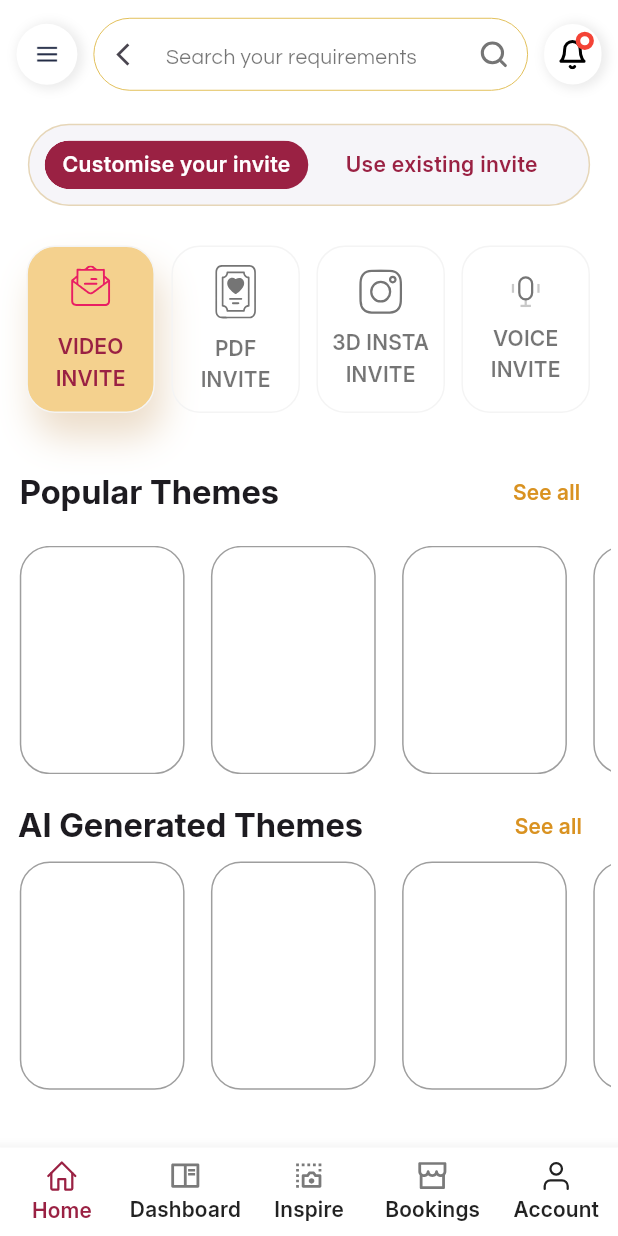
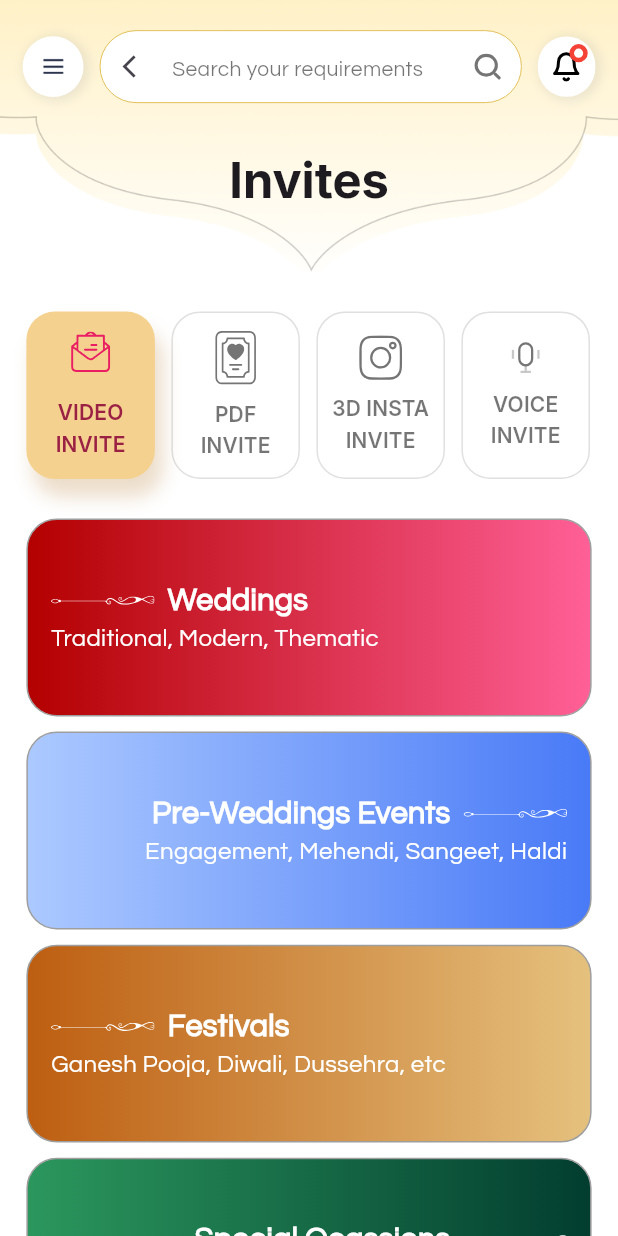
Before and after one commit to adarsht552/wedding_flutter_app, a Flutter app: the InviteScreen screen opened directly, on a phone screen of 412 x 824 dp. Run offline on Flutter 3.47's test engine with Material 3 defaults, Android fonts, the phone set to English and light mode, and no system bars; drawn by our look-alikes of toggle_switch; our stand-ins replace cloud_firestore, firebase_auth, firebase_core, flutter_screenutil, flutter_svg, google_sign_in and 1 more; missing offline and left inert: firebase_app_check; accounts and stored records are empty.

Commit message:
invite_screen

```diff
--- a/lib/main.dart
+++ b/lib/main.dart
@@ -2,8 +2,8 @@ import 'package:firebase_app_check/firebase_app_check.dart';
 import 'package:flutter/material.dart';
 import 'package:firebase_core/firebase_core.dart';
 import 'package:wedding/firebase_options.dart';
+import 'package:wedding/screens/invite_screen.dart';
 import 'package:wedding/screens/mobile_otp_screen.dart';
-import 'package:wedding/screens/nimantrak_screen.dart';
 import 'package:wedding/screens/singUp_screen.dart';
 import 'package:flutter_screenutil/flutter_screenutil.dart';
 import 'package:wedding/utils/theme/text_theme.dart';
@@ -36,7 +36,7 @@ class MyApp extends StatelessWidget {
           debugShowCheckedModeBanner: false,
           title: 'Flutter Demo',
           theme: textTheme,
-          home: NimantrakScreen(),
+          home: InviteScreen(),
           routes: {
             '/SingIn': (context) => const SignUpScreen(),
             '/SingUp': (context) => const SingUp(),
--- a/lib/screens/invite_screen.dart
+++ b/lib/screens/invite_screen.dart
@@ -1,10 +1,10 @@
 import 'package:flutter/material.dart';
 import 'package:flutter_screenutil/flutter_screenutil.dart';
 import 'package:flutter_svg/flutter_svg.dart';
-import 'package:toggle_switch/toggle_switch.dart';
-import 'package:wedding/utils/widgets/bottom_bar.dart';
 import 'package:wedding/utils/widgets/drawer.dart';
-import 'package:wedding/utils/widgets/search_bar.dart';
+import 'package:wedding/utils/widgets/faq_widget.dart';
+import 'package:wedding/utils/widgets/header_widget.dart';
+import 'package:wedding/utils/widgets/horizontal_container.dart';
 
 class InviteScreen extends StatefulWidget {
   const InviteScreen({super.key});
@@ -14,22 +14,8 @@ class InviteScreen extends StatefulWidget {
 }
 
 class _InviteScreenState extends State<InviteScreen> {
-  int _currentIndex = 0;
+  int selectedIndex = 0;
 
-  void _onItemTapped(int index) {
-    setState(() {
-      _currentIndex = index;
-    });
-  }
-
-  int selectedIndex = 0;
-  // int _selectedIndex = 0;
-
-  // @override
-  // void initState() {
-  //   super.initState();
-  //   _selectedIndex = 0;
-  // }
   Widget inviteContainer(
       String svgPath, String title, int index, VoidCallback onTap) {
     return GestureDetector(
@@ -47,16 +33,16 @@ class _InviteScreenState extends State<InviteScreen> {
               ? const Color(0xffF4D18E)
               : Colors.transparent,
           border: Border.all(
-            color: const Color(0xffF4F4F4),
-          ),
+              color:
+                  selectedIndex == index ? Colors.transparent : Colors.black12),
           borderRadius: BorderRadius.circular(19),
           boxShadow: selectedIndex == index
               ? [
                   const BoxShadow(
-                    offset: Offset(5, 16),
+                    offset: Offset(5, 12),
                     color: Color(0xffECDDCA),
                     spreadRadius: 0,
-                    blurRadius: 20,
+                    blurRadius: 10,
                   )
                 ]
               : [],
@@ -86,87 +72,21 @@ class _InviteScreenState extends State<InviteScreen> {
     );
   }
 
-  Widget popularContainer() {
-    return Container(
-      width: 100.w,
-      decoration: BoxDecoration(
-        color: Colors.white,
-        border: Border.all(color: Colors.grey),
-        borderRadius: BorderRadius.circular(20),
-      ),
-    );
-  }
-
   @override
   Widget build(BuildContext context) {
     final TextEditingController controller = TextEditingController();
 
     return Scaffold(
+      drawer: const DrawerWidget(),
       backgroundColor: Colors.white,
       body: SafeArea(
         child: SingleChildScrollView(
           child: Column(
             children: [
-              CustomSearchBar(controller: controller, onBackPressed: () {}),
-              SizedBox(height: 10.h),
-              Container(
-                height: 54.h,
-                decoration: BoxDecoration(
-                  color: const Color(0xffF6F5F9),
-                  border: Border.all(
-                    color: const Color(0xffE6D6B8),
-                  ),
-                  borderRadius: BorderRadius.horizontal(
-                    left: Radius.circular(32.r),
-                    right: Radius.circular(32.r),
-                  ),
-                ),
-                child: Padding(
-                  padding: EdgeInsets.all(10.0.r),
-                  child: ToggleSwitch(
-                    minWidth: 160.0.w,
-                    cornerRadius: 20.0.r,
-                    activeBgColors: const [
-                      [Color(0xff9A2143)],
-                      [Color(0xff9A2143)]
-                    ],
-                    activeFgColor: Colors.white,
-                    inactiveBgColor: const Color(0xffF6F5F9),
-                    inactiveFgColor: const Color(0xff9A2143),
-                    initialLabelIndex: 0,
-                    totalSwitches: 2,
-                    labels: const [
-                      'Customise your invite',
-                      'Use existing invite'
-                    ],
-                    customTextStyles: [
-                      TextStyle(
-                        fontFamily: 'Inter',
-                        fontSize: 14.sp,
-                        fontWeight: FontWeight.w600,
-                      ),
-                      TextStyle(
-                        fontFamily: 'Inter',
-                        fontSize: 14.sp,
-                        fontWeight: FontWeight.w600,
-                      ),
-                    ],
-                    radiusStyle: true,
-                    onToggle: (index) {
-                      //      setState(() {
-                      //   _selectedIndex = index!;
-                      // });
-                      // if(index == 1){
-                      //   Navigator.pushNamed(context, '/existinginvite').then((_) {
-                      //             setState(() {
-                      //       _selectedIndex = 0;
-                      //     });
-                      //   });
-                      // }
-                    },
-                  ),
-                ),
-              ),
+              HeaderWidget(
+                  controller: controller,
+                  onBackPressed: () {},
+                  text: 'Invites'),
               SizedBox(height: 10.h),
               Padding(
                 padding:
@@ -187,91 +107,152 @@ class _InviteScreenState extends State<InviteScreen> {
                   ],
                 ),
               ),
-              Padding(
-                padding:
-                    EdgeInsets.symmetric(horizontal: 12.0.w, vertical: 12.0.h),
-                child: Row(
-                  children: [
-                    Text(
-                      "Popular Themes",
-                      style: Theme.of(context).textTheme.titleLarge,
-                    ),
-                    const Spacer(),
-                    TextButton(
-                      onPressed: () {},
-                      child: Text(
-                        "See all",
-                        style:
-                            Theme.of(context).textTheme.titleMedium!.copyWith(
-                                  color: const Color(0xffD99221),
-                                ),
-                      ),
-                    ),
-                  ],
+              SizedBox(height: 10.h),
+              const HorizontalContainer(
+                title: "Weddings",
+                subTitle: "Traditional, Modern, Thematic",
+                svgPath: "assets/svg/design1.svg",
+                alignment: MainAxisAlignment.start,
+                colors: [
+                  Color(0xffB30000),
+                  Color(0xffFF6097),
+                ],
+                isSvgFirst: true,
+              ),
+              SizedBox(height: 10.h),
+              const HorizontalContainer(
+                title: "Pre-Weddings Events",
+                subTitle: "Engagement, Mehendi, Sangeet, Haldi",
+                svgPath: "assets/svg/design1.svg",
+                alignment: MainAxisAlignment.end,
+                colors: [
+                  Color(0xffACC9FF),
+                  Color(0xff497AF7),
+                ],
+                isSvgFirst: false,
+              ),
+              SizedBox(height: 10.h),
+              const HorizontalContainer(
+                title: "Festivals",
+                subTitle: "Ganesh Pooja, Diwali, Dussehra, etc",
+                svgPath: "assets/svg/design1.svg",
+                alignment: MainAxisAlignment.start,
+                colors: [
+                  Color(0xffBD5E11),
+                  Color(0xffE5C17E),
+                ],
+                isSvgFirst: true,
+              ),
+              SizedBox(height: 10.h),
+              const HorizontalContainer(
+                title: "Special Ocassions",
+                subTitle: "Anniversaries, Milestones, Birthdays",
+                svgPath: "assets/svg/design1.svg",
+                alignment: MainAxisAlignment.end,
+                colors: [
+                  Color(0xff2B975D),
+                  Color(0xff023D2F),
+                ],
+                isSvgFirst: false,
+              ),
+              SizedBox(height: 20.h),
+              Align(
+                alignment: Alignment.topLeft,
+                child: Padding(
+                  padding: EdgeInsets.symmetric(horizontal: 16.0.w),
+                  child: Text(
+                    "Exclusive Deals",
+                    style: Theme.of(context).textTheme.titleLarge,
+                  ),
                 ),
               ),
+              SizedBox(height: 5.h),
               Padding(
-                padding: EdgeInsets.symmetric(horizontal: 4.0.w),
-                child: SizedBox(
+                padding: EdgeInsets.symmetric(horizontal: 14.0.w),
+                child: Container(
+                  padding: EdgeInsets.symmetric(horizontal: 15.w),
                   height: 150.h,
-                  child: ListView.builder(
-                      physics: const BouncingScrollPhysics(),
-                      scrollDirection: Axis.horizontal,
-                      itemCount: 8,
-                      itemBuilder: (context, indeex) {
-                        return Padding(
-                          padding: EdgeInsets.symmetric(horizontal: 8.0.w),
-                          child: popularContainer(),
-                        );
-                      }),
+                  width: double.infinity,
+                  decoration: BoxDecoration(
+                    borderRadius: BorderRadius.circular(8),
+                    gradient: const LinearGradient(
+                      colors: [
+                        Color(0xffC9660F),
+                        Color(0xffFF5D39),
+                      ],
+                      begin: Alignment.topCenter,
+                      end: Alignment.bottomCenter,
+                    ),
+                  ),
+                  child: Column(
+                    mainAxisAlignment: MainAxisAlignment.center,
+                    crossAxisAlignment: CrossAxisAlignment.start,
+                    children: [
+                      Text(
+                        "Get you 30%\ndiscount now!",
+                        style: Theme.of(context)
+                            .textTheme
+                            .titleLarge!
+                            .copyWith(color: Colors.white),
+                      ),
+                      SizedBox(height: 10.h),
+                      ElevatedButton(
+                        onPressed: () {},
+                        style: ElevatedButton.styleFrom(
+                            backgroundColor: const Color(0xff9A2143),
+                            foregroundColor: Colors.white),
+                        child: Text(
+                          "Order now",
+                          style: Theme.of(context)
+                              .textTheme
+                              .titleMedium!
+                              .copyWith(color: Colors.white),
+                        ),
+                      ),
+                    ],
+                  ),
                 ),
               ),
               SizedBox(height: 10.h),
-              Padding(
-                padding: const EdgeInsets.symmetric(horizontal: 12.0),
-                child: Row(
-                  children: [
-                    Text(
-                      "AI Generated Themes",
-                      style: Theme.of(context).textTheme.titleLarge,
-                    ),
-                    const Spacer(),
-                    TextButton(
-                      onPressed: () {},
-                      child: Text(
-                        "See all",
-                        style:
-                            Theme.of(context).textTheme.titleMedium!.copyWith(
-                                  color: const Color(0xffD99221),
-                                ),
-                      ),
-                    ),
-                  ],
+              Align(
+                alignment: Alignment.topLeft,
+                child: Padding(
+                  padding: EdgeInsets.symmetric(horizontal: 16.0.w),
+                  child: Text(
+                    "FAQs",
+                    style: Theme.of(context).textTheme.titleLarge,
+                  ),
                 ),
               ),
-              Padding(
-                padding: EdgeInsets.symmetric(horizontal: 4.0.w),
-                child: SizedBox(
-                  height: 150.h,
-                  child: ListView.builder(
-                      physics: const BouncingScrollPhysics(),
-                      scrollDirection: Axis.horizontal,
-                      itemCount: 8,
-                      itemBuilder: (context, indeex) {
-                        return Padding(
-                          padding: EdgeInsets.symmetric(horizontal: 8.0.w),
-                          child: popularContainer(),
-                        );
-                      }),
+              FaqWidget(),
+              SizedBox(height: 20.h),
+              Text(
+                "Still stuck? We're just an email away",
+                style: Theme.of(context)
+                    .textTheme
+                    .titleLarge!
+                    .copyWith(fontSize: 18.sp),
+              ),
+              SizedBox(height: 20.h),
+              ElevatedButton(
+                onPressed: () {},
+                style: ElevatedButton.styleFrom(
+                    fixedSize: Size(330.w, 20.h),
+                    backgroundColor: const Color(0xff9A2143),
+                    foregroundColor: Colors.white),
+                child: Text(
+                  "Send a message",
+                  style: Theme.of(context)
+                      .textTheme
+                      .titleMedium!
+                      .copyWith(color: Colors.white, fontSize: 16),
                 ),
               ),
+              SizedBox(height: 40.h),
             ],
           ),
         ),
       ),
-      drawer: const DrawerWidget(),
-      bottomNavigationBar: CustomBottomNavigationBar(
-          currentIndex: _currentIndex, onTap: _onItemTapped),
     );
   }
 }
--- a/lib/screens/nimantrak_screen.dart
+++ b/lib/screens/nimantrak_screen.dart
@@ -1,5 +1,6 @@
 import 'package:flutter/material.dart';
 import 'package:flutter_screenutil/flutter_screenutil.dart';
+import 'package:flutter_svg/flutter_svg.dart';
 import 'package:toggle_switch/toggle_switch.dart';
 import 'package:wedding/screens/invite_screen.dart';
 import 'package:wedding/utils/widgets/drawer.dart';
@@ -86,11 +87,8 @@ class NimantrakScreen extends StatelessWidget {
                 ),
               ),
               SizedBox(height: 20.h),
-              Icon(
-                Icons.camera_front_rounded,
-                size: 65.sp,
-                color: Colors.black45,
-              ),
+              SvgPicture.asset("assets/svg/create_new.svg"),
+              SizedBox(height: 10.h),
               ElevatedButton(
                 onPressed: () {
                   Navigator.push(
@@ -110,7 +108,7 @@ class NimantrakScreen extends StatelessWidget {
                       .copyWith(color: Colors.white),
                 ),
               ),
-              SizedBox(height: 10.h),
+              SizedBox(height: 20.h),
               Padding(
                 padding: EdgeInsets.symmetric(horizontal: 14.0.w),
                 child: Container(
--- a/lib/utils/widgets/header_widget.dart
+++ b/lib/utils/widgets/header_widget.dart
@@ -10,7 +10,8 @@ class HeaderWidget extends StatelessWidget {
   const HeaderWidget({
     super.key,
     required this.controller,
-    required this.onBackPressed, required this.text,
+    required this.onBackPressed,
+    required this.text,
   });
 
   @override
@@ -24,7 +25,7 @@ class HeaderWidget extends StatelessWidget {
             fit: StackFit.expand,
             children: [
               Image.asset('assets/images/headerbg.png',
-                  fit: BoxFit.cover, color: Colors.red),
+                  fit: BoxFit.cover, color: Colors.amber),
               Positioned(
                 top: 0.01.sh,
                 left: 0.01.sw,
--- /dev/null
+++ b/lib/utils/widgets/horizontal_container.dart
@@ -0,0 +1,96 @@
+import 'package:flutter/material.dart';
+import 'package:flutter_screenutil/flutter_screenutil.dart';
+import 'package:flutter_svg/flutter_svg.dart';
+
+class HorizontalContainer extends StatelessWidget {
+  final String title;
+  final String subTitle;
+  final String svgPath;
+  final MainAxisAlignment alignment;
+  final List<Color> colors;
+  final bool isSvgFirst;
+  const HorizontalContainer(
+      {super.key,
+      required this.title,
+      required this.subTitle,
+      required this.svgPath,
+      required this.alignment,
+      required this.colors,
+      required this.isSvgFirst});
+
+  @override
+  Widget build(BuildContext context) {
+    return Padding(
+      padding: EdgeInsets.symmetric(horizontal: 16.0.w),
+      child: Container(
+        height: 130.h,
+        width: double.infinity,
+        decoration: BoxDecoration(
+          gradient: LinearGradient(
+            colors: colors,
+            begin: Alignment.centerLeft,
+            end: Alignment.centerRight,
+          ),
+          border: Border.all(color: Colors.grey),
+          borderRadius: BorderRadius.circular(20.r),
+        ),
+        child: Padding(
+          padding: EdgeInsets.symmetric(
+            horizontal: 14.0.w,
+          ),
+          child: Column(
+            mainAxisAlignment: MainAxisAlignment.center,
+            children: [
+              Row(
+                mainAxisAlignment: alignment,
+                children: isSvgFirst
+                    ? [
+                        SvgPicture.asset(
+                          svgPath,
+                        ),
+                        SizedBox(width: 8.w),
+                        Text(
+                          title,
+                          style:
+                              Theme.of(context).textTheme.bodyMedium!.copyWith(
+                                    color: Colors.white,
+                                    fontFamily: 'Questrial',
+                                    fontSize: 20.sp,
+                                    fontWeight: FontWeight.bold,
+                                  ),
+                        )
+                      ]
+                    : [
+                        Text(
+                          title,
+                          style:
+                              Theme.of(context).textTheme.bodyMedium!.copyWith(
+                                    color: Colors.white,
+                                    fontFamily: 'Questrial',
+                                    fontSize: 20.sp,
+                                    fontWeight: FontWeight.bold,
+                                  ),
+                        ),
+                        SizedBox(width: 8.w),
+                        SvgPicture.asset(svgPath)
+                      ],
+              ),
+              Row(
+                mainAxisAlignment: alignment,
+                children: [
+                  Text(
+                    subTitle,
+                    style: Theme.of(context).textTheme.bodyMedium!.copyWith(
+                        color: Colors.white,
+                        fontFamily: 'Questrial',
+                        fontSize: 16),
+                  ),
+                ],
+              ),
+            ],
+          ),
+        ),
+      ),
+    );
+  }
+}
```
Also changed, not shown: assets/svg/create_new.svg (added), assets/svg/design1.svg (added), assets/svg/design2.svg (added).
